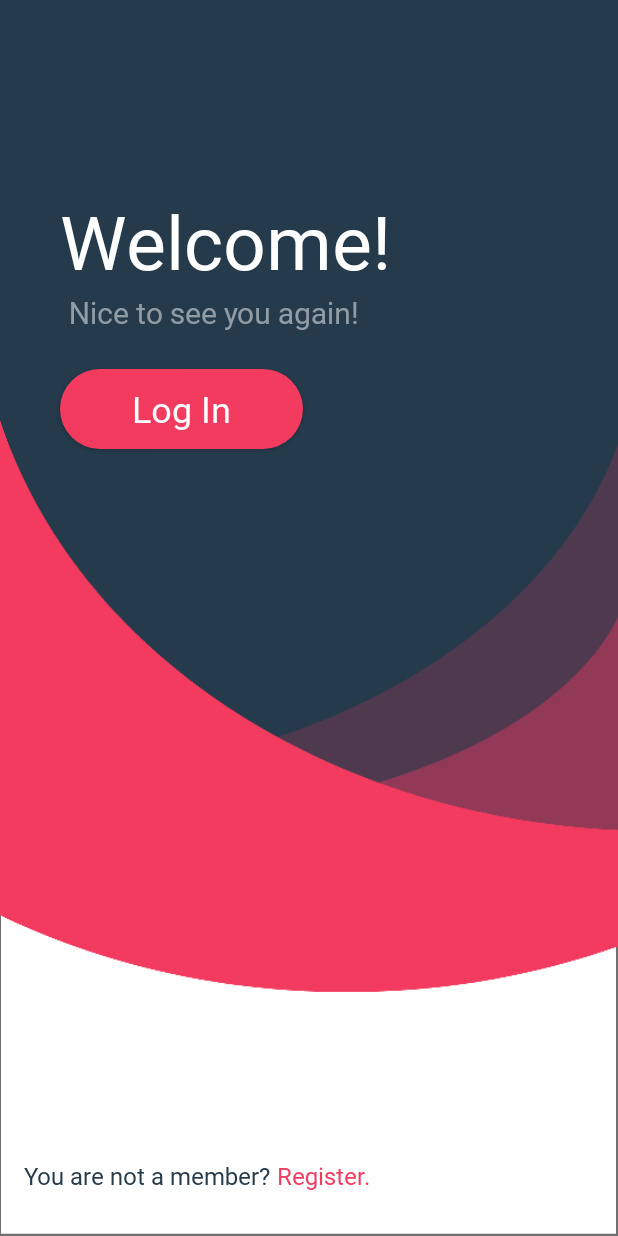
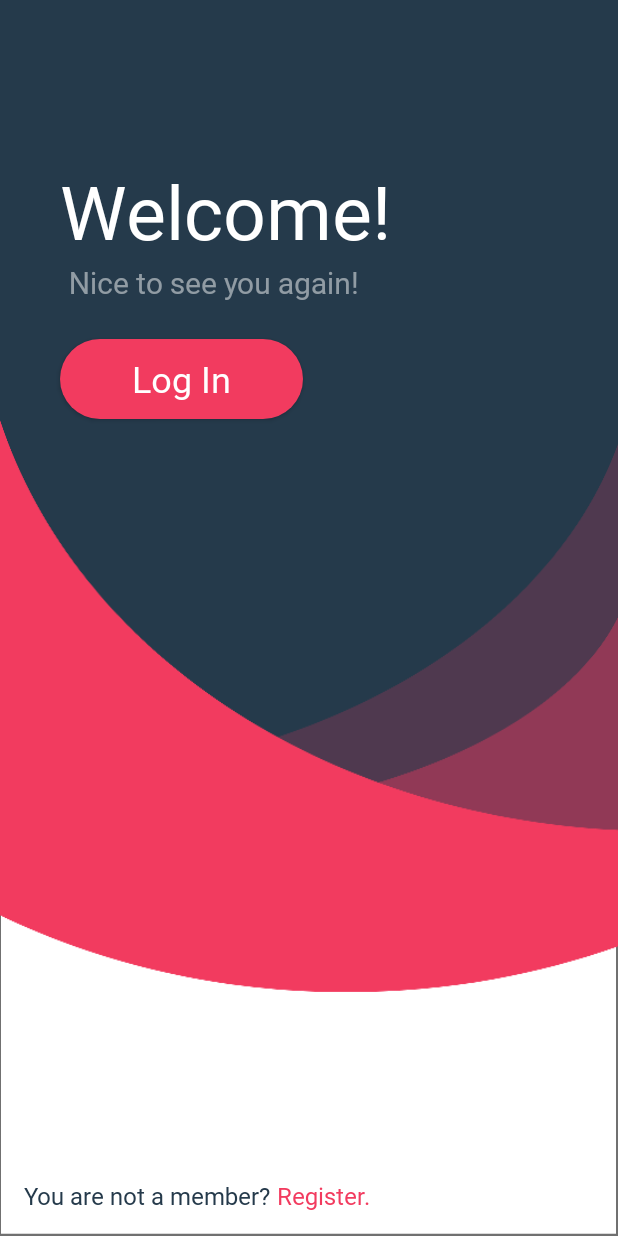
Before and after one commit to amansaxena99/Welcome-Screen-UI, an Android app: the screen it shows after launch (MainActivity), on a phone screen of 412 x 824 dp. Run offline under Robolectric (Android 15) with nearby library versions, the phone set to English and light mode, and no system bars.

Commit message:
more setup

```diff
--- a/app/src/main/java/com/refl3xn/welcomeui/MainActivity.java
+++ b/app/src/main/java/com/refl3xn/welcomeui/MainActivity.java
@@ -33,8 +33,10 @@ public class MainActivity extends AppCompatActivity {
         niceTextView.setAlpha(0);
         bottomTextView = findViewById(R.id.bottomTextView);
         bottomTextView.setAlpha(0);
+        bottomTextView.setTranslationY(20);
         registerTextView = findViewById(R.id.registerTextView);
         registerTextView.setAlpha(0);
+        registerTextView.setTranslationY(20);
         loginButton = findViewById(R.id.loginButton);
         loginButton.setAlpha(0);
 
--- a/app/src/main/res/layout/activity_main.xml
+++ b/app/src/main/res/layout/activity_main.xml
@@ -39,7 +39,7 @@
         android:layout_width="wrap_content"
         android:layout_height="wrap_content"
         android:layout_marginStart="40dp"
-        android:layout_marginTop="140dp"
+        android:layout_marginTop="120dp"
         android:fontFamily="@font/bold"
         android:text="Welcome!"
         android:textColor="@color/white"
@@ -52,12 +52,12 @@
         android:layout_width="wrap_content"
         android:layout_height="wrap_content"
         android:layout_marginStart="46dp"
-        android:layout_marginTop="208dp"
+        android:layout_marginTop="188dp"
+        android:alpha="0.5"
         android:fontFamily="@font/thin"
         android:text="Nice to see you again!"
         android:textColor="@color/white"
         android:textSize="20sp"
-        android:alpha="0.5"
         app:layout_constraintStart_toStartOf="parent"
         app:layout_constraintTop_toTopOf="parent" />
 
```
